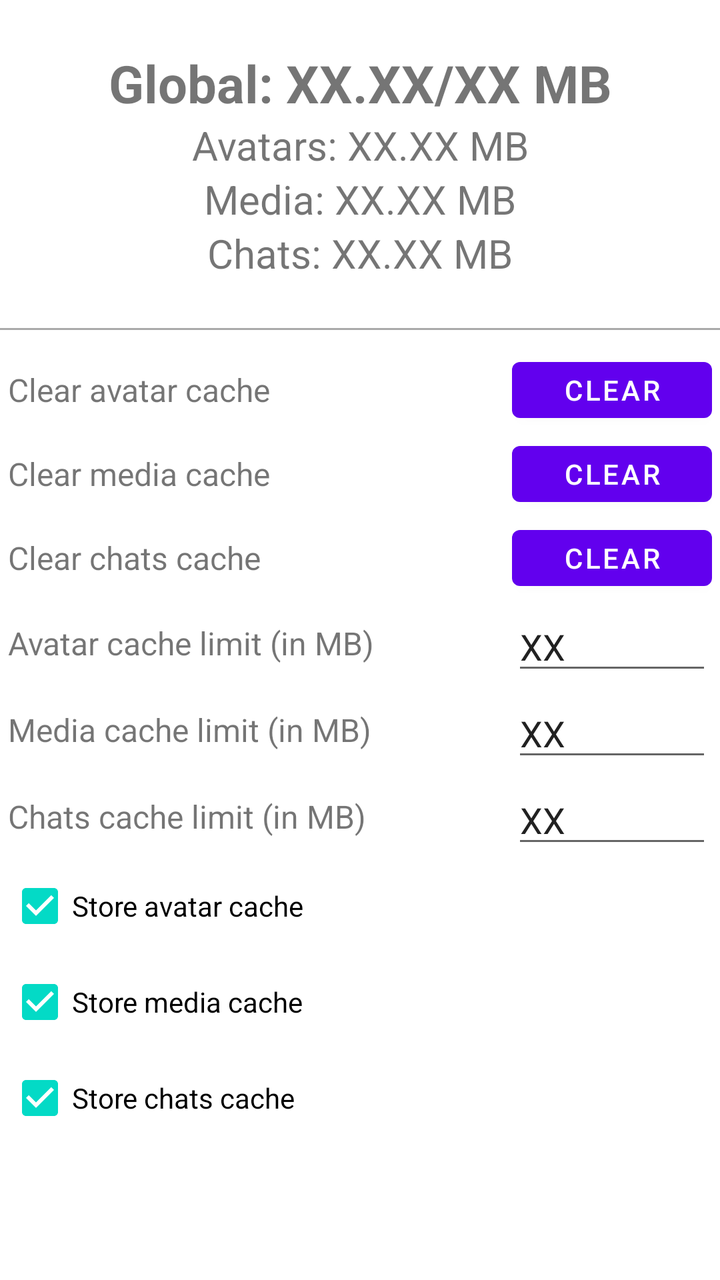
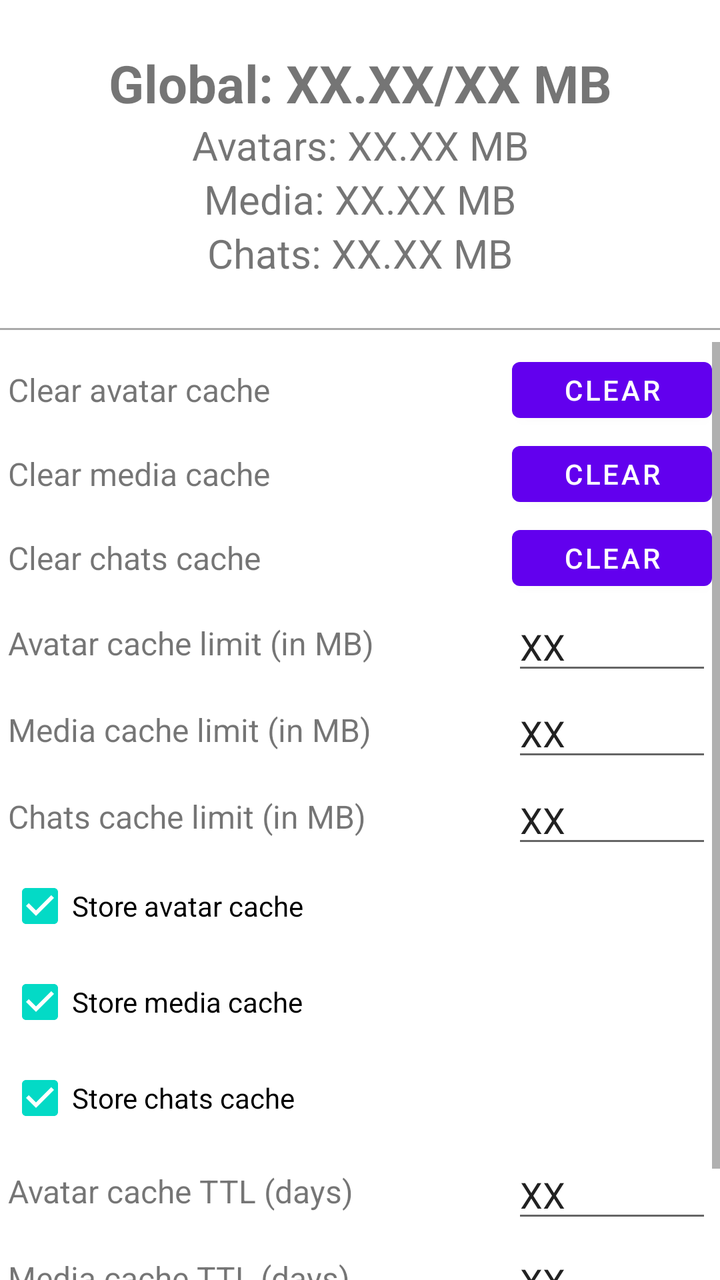

Compare the two renders of this Android layout. The source of the first and the diff that turns it into the second are given below.
<!-- AndroidManifest.xml: fallback theme Theme.MaterialComponents.DayNight.NoActionBar -->
<!-- res/layout/cache_settings.xml -->
<?xml version="1.0" encoding="utf-8"?>
<LinearLayout xmlns:android="http://schemas.android.com/apk/res/android"
              android:orientation="vertical"
              android:layout_width="match_parent"
              android:layout_height="match_parent">

    <TextView
        android:layout_width="match_parent"
        android:layout_height="wrap_content"
        android:gravity="center_horizontal"
        android:text="Global: XX.XX/XX MB"
        android:textSize="26dp"
        android:textStyle="bold"
        android:layout_marginTop="24dp"/>
    <TextView
        android:layout_width="match_parent"
        android:layout_height="wrap_content"
        android:gravity="center_horizontal"
        android:text="Avatars: XX.XX MB"
        android:textSize="20dp"/>
    <TextView
        android:layout_width="match_parent"
        android:layout_height="wrap_content"
        android:gravity="center_horizontal"
        android:text="Media: XX.XX MB"
        android:textSize="20dp"/>
    <TextView
        android:layout_width="match_parent"
        android:layout_height="wrap_content"
        android:gravity="center_horizontal"
        android:text="Chats: XX.XX MB"
        android:textSize="20dp"
        android:layout_marginBottom="24dp"/>

    <View
        android:layout_width="match_parent"
        android:layout_height="1dp"
        android:background="@android:color/darker_gray"
        android:layout_marginBottom="6dp"/>

    <ScrollView
        android:layout_width="match_parent"
        android:layout_height="match_parent">
        <LinearLayout
            android:orientation="vertical"
            android:layout_margin="4dp"
            android:layout_width="match_parent"
            android:layout_height="match_parent">
            <LinearLayout
                android:layout_width="match_parent"
                android:layout_height="wrap_content"
                android:gravity="center">
                <TextView
                    android:layout_width="0dp"
                    android:layout_height="wrap_content"
                    android:layout_weight="1"
                    android:text="Clear avatar cache"
                    android:textSize="16dp"/>
                <Button
                    android:id="@+id/cacheSettingsAvatarClear"
                    android:layout_width="100dp"
                    android:layout_height="40dp"
                    android:text="Clear"/>
            </LinearLayout>

            <LinearLayout
                android:layout_width="match_parent"
                android:layout_height="wrap_content"
                android:layout_marginTop="2dp"
                android:gravity="center">
                <TextView
                    android:layout_width="0dp"
                    android:layout_height="wrap_content"
                    android:layout_weight="1"
                    android:text="Clear media cache"
                    android:textSize="16dp"/>
                <Button
                    android:id="@+id/cacheSettingsMediaClear"
                    android:layout_width="100dp"
                    android:layout_height="40dp"
                    android:text="Clear"/>
            </LinearLayout>

            <LinearLayout
                android:layout_width="match_parent"
                android:layout_height="wrap_content"
                android:layout_marginTop="2dp"
                android:gravity="center">
                <TextView
                    android:layout_width="0dp"
                    android:layout_height="wrap_content"
                    android:layout_weight="1"
                    android:text="Clear chats cache"
                    android:textSize="16dp"/>
                <Button
                    android:id="@+id/cacheSettingsChatsClear"
                    android:layout_width="100dp"
                    android:layout_height="40dp"
                    android:text="Clear"/>
            </LinearLayout>

            <LinearLayout
                android:layout_width="match_parent"
                android:layout_height="wrap_content"
                android:layout_marginTop="2dp"
                android:gravity="center">
                <TextView
                    android:layout_width="0dp"
                    android:layout_height="wrap_content"
                    android:layout_weight="1"
                    android:text="Avatar cache limit (in MB)"
                    android:textSize="16dp"/>
                <EditText
                    android:id="@+id/cacheSettingsAvatarEditText"
                    android:layout_width="100dp"
                    android:layout_height="wrap_content"
                    android:text="XX"/>
            </LinearLayout>

            <LinearLayout
                android:layout_width="match_parent"
                android:layout_height="wrap_content"
                android:layout_marginTop="2dp"
                android:gravity="center">
                <TextView
                    android:layout_width="0dp"
                    android:layout_height="wrap_content"
                    android:layout_weight="1"
                    android:text="Media cache limit (in MB)"
                    android:textSize="16dp"/>
                <EditText
                    android:id="@+id/cacheSettingsMediaEditText"
                    android:layout_width="100dp"
                    android:layout_height="wrap_content"
                    android:text="XX"/>
            </LinearLayout>

            <LinearLayout
                android:layout_width="match_parent"
                android:layout_height="wrap_content"
                android:layout_marginTop="2dp"
                android:gravity="center">
                <TextView
                    android:layout_width="0dp"
                    android:layout_height="wrap_content"
                    android:layout_weight="1"
                    android:text="Chats cache limit (in MB)"
                    android:textSize="16dp"/>
                <EditText
                    android:id="@+id/cacheSettingsChatsEditText"
                    android:layout_width="100dp"
                    android:layout_height="wrap_content"
                    android:text="XX"/>
            </LinearLayout>

            <CheckBox
                android:id="@+id/cacheSettingsAvatarStoreCheckBox"
                android:layout_width="match_parent"
                android:layout_height="wrap_content"
                android:text="Store avatar cache"
                android:checked="true"/>
            <CheckBox
                android:id="@+id/cacheSettingsMediaStoreCheckBox"
                android:layout_width="match_parent"
                android:layout_height="wrap_content"
                android:text="Store media cache"
                android:checked="true"/>
            <CheckBox
                android:id="@+id/cacheSettingsChatsStoreCheckBox"
                android:layout_width="match_parent"
                android:layout_height="wrap_content"
                android:text="Store chats cache"
                android:checked="true"/>
        </LinearLayout>
    </ScrollView>

</LinearLayout>
<!-- resources referenced by this layout -->
<resources>

</resources>

<!-- the commit's change to res/layout/cache_settings.xml (unified diff, before → after) -->
@@ -171,7 +171,62 @@
                 android:layout_height="wrap_content"
                 android:text="Store chats cache"
                 android:checked="true"/>
+
+            <LinearLayout
+                android:layout_width="match_parent"
+                android:layout_height="wrap_content"
+                android:layout_marginTop="2dp"
+                android:gravity="center">
+                <TextView
+                    android:layout_width="0dp"
+                    android:layout_height="wrap_content"
+                    android:layout_weight="1"
+                    android:text="Avatar cache TTL (days)"
+                    android:textSize="16dp"/>
+                <EditText
+                    android:id="@+id/cacheSettingsAvatarTTLEditText"
+                    android:layout_width="100dp"
+                    android:layout_height="wrap_content"
+                    android:text="XX"/>
+            </LinearLayout>
+
+            <LinearLayout
+                android:layout_width="match_parent"
+                android:layout_height="wrap_content"
+                android:layout_marginTop="2dp"
+                android:gravity="center">
+                <TextView
+                    android:layout_width="0dp"
+                    android:layout_height="wrap_content"
+                    android:layout_weight="1"
+                    android:text="Media cache TTL (days)"
+                    android:textSize="16dp"/>
+                <EditText
+                    android:id="@+id/cacheSettingsMediaTTLEditText"
+                    android:layout_width="100dp"
+                    android:layout_height="wrap_content"
+                    android:text="XX"/>
+            </LinearLayout>
+
+            <LinearLayout
+                android:layout_width="match_parent"
+                android:layout_height="wrap_content"
+                android:layout_marginTop="2dp"
+                android:gravity="center">
+                <TextView
+                    android:layout_width="0dp"
+                    android:layout_height="wrap_content"
+                    android:layout_weight="1"
+                    android:text="Chats cache TTL (days)"
+                    android:textSize="16dp"/>
+                <EditText
+                    android:id="@+id/cacheSettingsChatsTTLEditText"
+                    android:layout_width="100dp"
+                    android:layout_height="wrap_content"
+                    android:text="XX"/>
+            </LinearLayout>
         </LinearLayout>
+
     </ScrollView>
 
 </LinearLayout>
